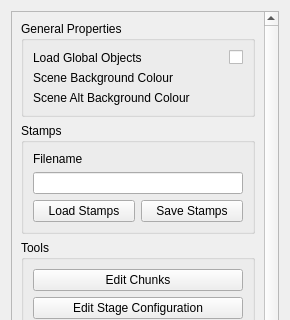
First picture: the form in RetroEDv2/tools/sceneproperties/scenepropertiesv5.ui, repository RSDKModding/RetroED, before the edit; both pictures show x 0 to 290 and y 0 to 320 of the 290 by 680 pixel window.
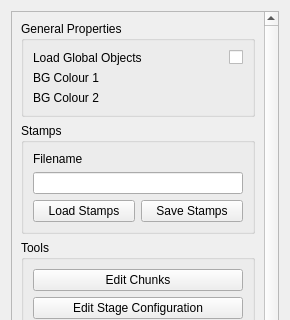
Second picture: the form after the edit.

```diff
--- a/RetroEDv2/tools/sceneproperties/scenepropertiesv5.ui
+++ b/RetroEDv2/tools/sceneproperties/scenepropertiesv5.ui
@@ -196,14 +196,14 @@
           <item row="1" column="0">
            <widget class="QLabel" name="label_3">
             <property name="text">
-             <string>Scene Background Colour</string>
+             <string>BG Colour 1</string>
             </property>
            </widget>
           </item>
           <item row="2" column="0">
            <widget class="QLabel" name="label_4">
             <property name="text">
-             <string>Scene Alt Background Colour</string>
+             <string>BG Colour 2</string>
             </property>
            </widget>
           </item>
```
Left out of the diff: 10 changed lines with no effect on the pictures.
